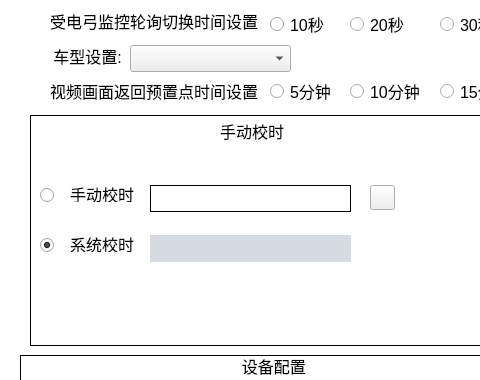
1157889734/monitor_clent, file devupdatewidget.ui: the form before one commit; both pictures show x 0 to 480 and y 0 to 380 of the 1024 by 630 pixel window.
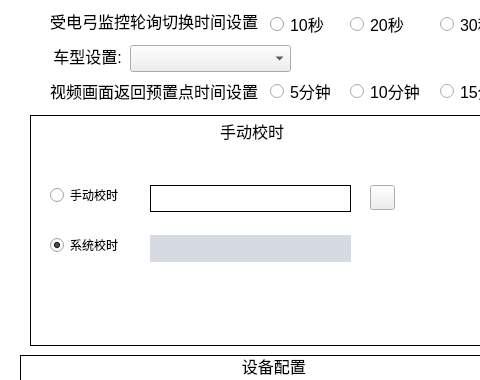
The form after the commit. Icons and pictures are not drawn.

Commit message: 禁止修改用户名

```diff
--- a/devupdatewidget.ui
+++ b/devupdatewidget.ui
@@ -1286,53 +1286,17 @@
       <string/>
      </property>
     </widget>
-    <widget class="QLabel" name="label_8">
-     <property name="geometry">
-      <rect>
-       <x>40</x>
-       <y>120</y>
-       <width>67</width>
-       <height>17</height>
-      </rect>
-     </property>
-     <property name="font">
-      <font>
-       <pointsize>12</pointsize>
-      </font>
-     </property>
-     <property name="text">
-      <string>系统校时</string>
-     </property>
-    </widget>
-    <widget class="QLabel" name="label_11">
-     <property name="geometry">
-      <rect>
-       <x>40</x>
-       <y>70</y>
-       <width>67</width>
-       <height>17</height>
-      </rect>
-     </property>
-     <property name="font">
-      <font>
-       <pointsize>12</pointsize>
-      </font>
-     </property>
-     <property name="text">
-      <string>手动校时</string>
-     </property>
-    </widget>
     <widget class="QRadioButton" name="setManalTimeRadioButton">
      <property name="geometry">
       <rect>
-       <x>10</x>
+       <x>20</x>
        <y>65</y>
-       <width>30</width>
+       <width>91</width>
        <height>30</height>
       </rect>
      </property>
      <property name="text">
-      <string/>
+      <string>手动校时</string>
      </property>
      <property name="checked">
       <bool>false</bool>
@@ -1341,14 +1305,14 @@
     <widget class="QRadioButton" name="setSysTimeRadioButton">
      <property name="geometry">
       <rect>
-       <x>10</x>
+       <x>20</x>
        <y>115</y>
-       <width>30</width>
+       <width>81</width>
        <height>30</height>
       </rect>
      </property>
      <property name="text">
-      <string/>
+      <string>系统校时</string>
      </property>
      <property name="checked">
       <bool>true</bool>
```
The commit also changes 2 other files.
